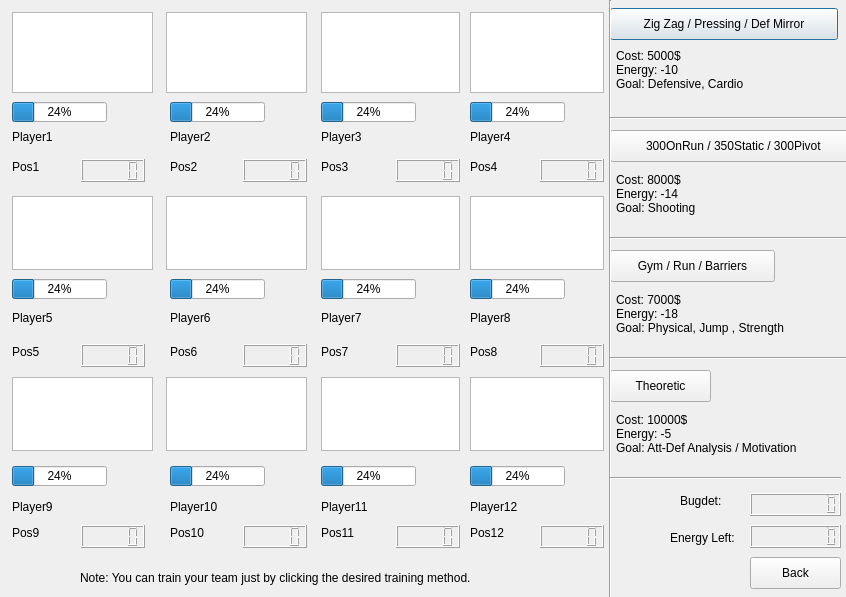
This is BTM_Qt/training.ui in skandermoalla/CSE201-Top5 as Qt 5 draws it before an edit. The edited form follows.
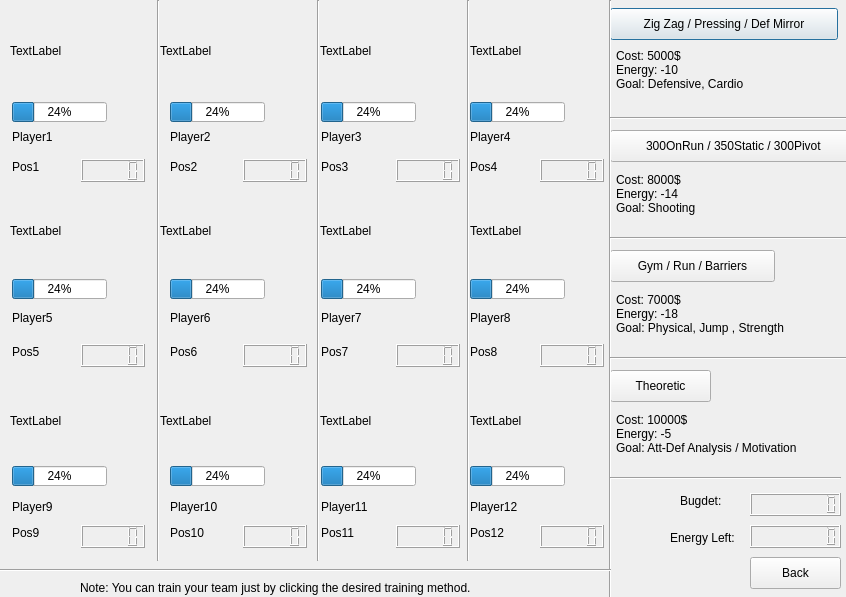
This is the edited form.

Commit message:
Pictures of the players in the training
- Fixed a small bug in the pictures after a player was sold.
- Now the pictures of the players show in the training as well.

Diff of the .ui file:
```diff
--- a/BTM_Qt/training.ui
+++ b/BTM_Qt/training.ui
@@ -49,16 +49,6 @@
     <string>Pos2</string>
    </property>
   </widget>
-  <widget class="QGraphicsView" name="graphicsView_9">
-   <property name="geometry">
-    <rect>
-     <x>321</x>
-     <y>196</y>
-     <width>139</width>
-     <height>74</height>
-    </rect>
-   </property>
-  </widget>
   <widget class="QLabel" name="labelp">
    <property name="geometry">
     <rect>
@@ -85,16 +75,6 @@
     <string>Pos4</string>
    </property>
   </widget>
-  <widget class="QGraphicsView" name="graphicsView_5">
-   <property name="geometry">
-    <rect>
-     <x>12</x>
-     <y>196</y>
-     <width>141</width>
-     <height>74</height>
-    </rect>
-   </property>
-  </widget>
   <widget class="QProgressBar" name="progressBar_7">
    <property name="geometry">
     <rect>
@@ -186,16 +166,6 @@
     <string>Player5</string>
    </property>
   </widget>
-  <widget class="QGraphicsView" name="graphicsView_7">
-   <property name="geometry">
-    <rect>
-     <x>166</x>
-     <y>196</y>
-     <width>141</width>
-     <height>74</height>
-    </rect>
-   </property>
-  </widget>
   <widget class="QLCDNumber" name="lcdNumber_3">
    <property name="geometry">
     <rect>
@@ -255,16 +225,6 @@
     </rect>
    </property>
   </widget>
-  <widget class="QGraphicsView" name="graphicsView_4">
-   <property name="geometry">
-    <rect>
-     <x>470</x>
-     <y>12</y>
-     <width>134</width>
-     <height>81</height>
-    </rect>
-   </property>
-  </widget>
   <widget class="QProgressBar" name="progressBar_4">
    <property name="geometry">
     <rect>
@@ -330,16 +290,6 @@
     <string>Player2</string>
    </property>
   </widget>
-  <widget class="QGraphicsView" name="graphicsView_2">
-   <property name="geometry">
-    <rect>
-     <x>166</x>
-     <y>12</y>
-     <width>141</width>
-     <height>81</height>
-    </rect>
-   </property>
-  </widget>
   <widget class="QProgressBar" name="progressBar_3">
    <property name="geometry">
     <rect>
@@ -366,26 +316,6 @@
     <number>24</number>
    </property>
   </widget>
-  <widget class="QGraphicsView" name="graphicsView">
-   <property name="geometry">
-    <rect>
-     <x>12</x>
-     <y>12</y>
-     <width>141</width>
-     <height>81</height>
-    </rect>
-   </property>
-  </widget>
-  <widget class="QGraphicsView" name="graphicsView_3">
-   <property name="geometry">
-    <rect>
-     <x>321</x>
-     <y>12</y>
-     <width>139</width>
-     <height>81</height>
-    </rect>
-   </property>
-  </widget>
   <widget class="QPushButton" name="pushButton">
    <property name="geometry">
     <rect>
@@ -445,16 +375,6 @@
     </rect>
    </property>
   </widget>
-  <widget class="QGraphicsView" name="graphicsView_12">
-   <property name="geometry">
-    <rect>
-     <x>470</x>
-     <y>377</y>
-     <width>134</width>
-     <height>74</height>
-    </rect>
-   </property>
-  </widget>
   <widget class="QLabel" name="label_10p">
    <property name="geometry">
     <rect>
@@ -507,16 +427,6 @@
     <number>24</number>
    </property>
   </widget>
-  <widget class="QGraphicsView" name="graphicsView_8">
-   <property name="geometry">
-    <rect>
-     <x>166</x>
-     <y>377</y>
-     <width>141</width>
-     <height>74</height>
-    </rect>
-   </property>
-  </widget>
   <widget class="QLabel" name="label_9">
    <property name="geometry">
     <rect>
@@ -553,16 +463,6 @@
     </rect>
    </property>
   </widget>
-  <widget class="QGraphicsView" name="graphicsView_11">
-   <property name="geometry">
-    <rect>
-     <x>321</x>
-     <y>377</y>
-     <width>139</width>
-     <height>74</height>
-    </rect>
-   </property>
-  </widget>
   <widget class="QLabel" name="label_8p">
    <property name="geometry">
     <rect>
@@ -628,16 +528,6 @@
     <string>Pos6</string>
    </property>
   </widget>
-  <widget class="QGraphicsView" name="graphicsView_6">
-   <property name="geometry">
-    <rect>
-     <x>12</x>
-     <y>377</y>
-     <width>141</width>
-     <height>74</height>
-    </rect>
-   </property>
-  </widget>
   <widget class="QProgressBar" name="progressBar_12">
    <property name="geometry">
     <rect>
@@ -730,16 +620,6 @@
     <number>24</number>
    </property>
   </widget>
-  <widget class="QGraphicsView" name="graphicsView_10">
-   <property name="geometry">
-    <rect>
-     <x>470</x>
-     <y>196</y>
-     <width>134</width>
-     <height>74</height>
-    </rect>
-   </property>
-  </widget>
   <widget class="QLabel" name="cost4">
    <property name="geometry">
     <rect>
@@ -976,7 +856,7 @@
    <property name="geometry">
     <rect>
      <x>80</x>
-     <y>570</y>
+     <y>580</y>
      <width>451</width>
      <height>16</height>
     </rect>
@@ -985,6 +865,214 @@
     <string>Note: You can train your team just by clicking the desired training method. </string>
    </property>
   </widget>
+  <widget class="QLabel" name="image_1">
+   <property name="geometry">
+    <rect>
+     <x>10</x>
+     <y>10</y>
+     <width>141</width>
+     <height>81</height>
+    </rect>
+   </property>
+   <property name="text">
+    <string>TextLabel</string>
+   </property>
+  </widget>
+  <widget class="Line" name="line_6">
+   <property name="geometry">
+    <rect>
+     <x>460</x>
+     <y>0</y>
+     <width>16</width>
+     <height>561</height>
+    </rect>
+   </property>
+   <property name="orientation">
+    <enum>Qt::Vertical</enum>
+   </property>
+  </widget>
+  <widget class="Line" name="line_7">
+   <property name="geometry">
+    <rect>
+     <x>150</x>
+     <y>0</y>
+     <width>16</width>
+     <height>561</height>
+    </rect>
+   </property>
+   <property name="orientation">
+    <enum>Qt::Vertical</enum>
+   </property>
+  </widget>
+  <widget class="Line" name="line_8">
+   <property name="geometry">
+    <rect>
+     <x>310</x>
+     <y>0</y>
+     <width>16</width>
+     <height>561</height>
+    </rect>
+   </property>
+   <property name="orientation">
+    <enum>Qt::Vertical</enum>
+   </property>
+  </widget>
+  <widget class="Line" name="line_9">
+   <property name="geometry">
+    <rect>
+     <x>0</x>
+     <y>560</y>
+     <width>611</width>
+     <height>20</height>
+    </rect>
+   </property>
+   <property name="orientation">
+    <enum>Qt::Horizontal</enum>
+   </property>
+  </widget>
+  <widget class="QLabel" name="image_2">
+   <property name="geometry">
+    <rect>
+     <x>160</x>
+     <y>10</y>
+     <width>141</width>
+     <height>81</height>
+    </rect>
+   </property>
+   <property name="text">
+    <string>TextLabel</string>
+   </property>
+  </widget>
+  <widget class="QLabel" name="image_3">
+   <property name="geometry">
+    <rect>
+     <x>320</x>
+     <y>10</y>
+     <width>141</width>
+     <height>81</height>
+    </rect>
+   </property>
+   <property name="text">
+    <string>TextLabel</string>
+   </property>
+  </widget>
+  <widget class="QLabel" name="image_4">
+   <property name="geometry">
+    <rect>
+     <x>470</x>
+     <y>10</y>
+     <width>131</width>
+     <height>81</height>
+    </rect>
+   </property>
+   <property name="text">
+    <string>TextLabel</string>
+   </property>
+  </widget>
+  <widget class="QLabel" name="image_5">
+   <property name="geometry">
+    <rect>
+     <x>10</x>
+     <y>190</y>
+     <width>141</width>
+     <height>81</height>
+    </rect>
+   </property>
+   <property name="text">
+    <string>TextLabel</string>
+   </property>
+  </widget>
+  <widget class="QLabel" name="image_6">
+   <property name="geometry">
+    <rect>
+     <x>160</x>
+     <y>190</y>
+     <width>141</width>
+     <height>81</height>
+    </rect>
+   </property>
+   <property name="text">
+    <string>TextLabel</string>
+   </property>
+  </widget>
+  <widget class="QLabel" name="image_7">
+   <property name="geometry">
+    <rect>
+     <x>320</x>
+     <y>190</y>
+     <width>141</width>
+     <height>81</height>
+    </rect>
+   </property>
+   <property name="text">
+    <string>TextLabel</string>
+   </property>
+  </widget>
+  <widget class="QLabel" name="image_8">
+   <property name="geometry">
+    <rect>
+     <x>470</x>
+     <y>190</y>
+     <width>131</width>
+     <height>81</height>
+    </rect>
+   </property>
+   <property name="text">
+    <string>TextLabel</string>
+   </property>
+  </widget>
+  <widget class="QLabel" name="image_9">
+   <property name="geometry">
+    <rect>
+     <x>10</x>
+     <y>380</y>
+     <width>141</width>
+     <height>81</height>
+    </rect>
+   </property>
+   <property name="text">
+    <string>TextLabel</string>
+   </property>
+  </widget>
+  <widget class="QLabel" name="image_10">
+   <property name="geometry">
+    <rect>
+     <x>160</x>
+     <y>380</y>
+     <width>141</width>
+     <height>81</height>
+    </rect>
+   </property>
+   <property name="text">
+    <string>TextLabel</string>
+   </property>
+  </widget>
+  <widget class="QLabel" name="image_11">
+   <property name="geometry">
+    <rect>
+     <x>320</x>
+     <y>380</y>
+     <width>141</width>
+     <height>81</height>
+    </rect>
+   </property>
+   <property name="text">
+    <string>TextLabel</string>
+   </property>
+  </widget>
+  <widget class="QLabel" name="image_12">
+   <property name="geometry">
+    <rect>
+     <x>470</x>
+     <y>380</y>
+     <width>131</width>
+     <height>81</height>
+    </rect>
+   </property>
+   <property name="text">
+    <string>TextLabel</string>
+   </property>
+  </widget>
  </widget>
  <resources/>
  <connections/>
```
The commit also changes 2 other files.
